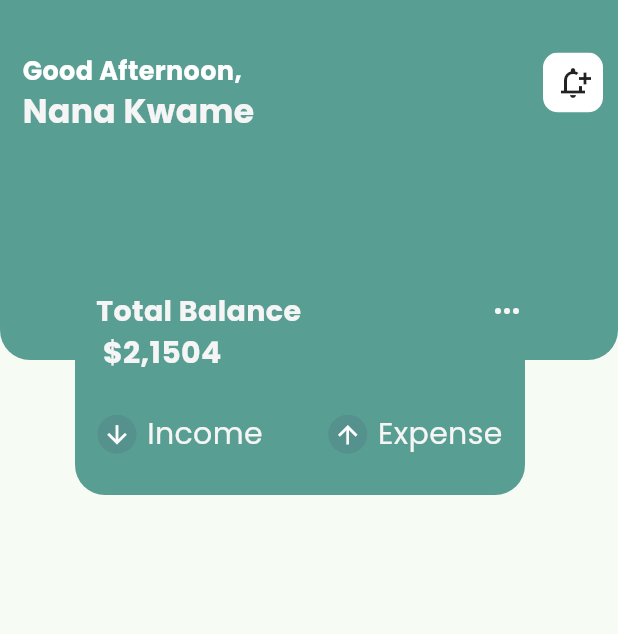
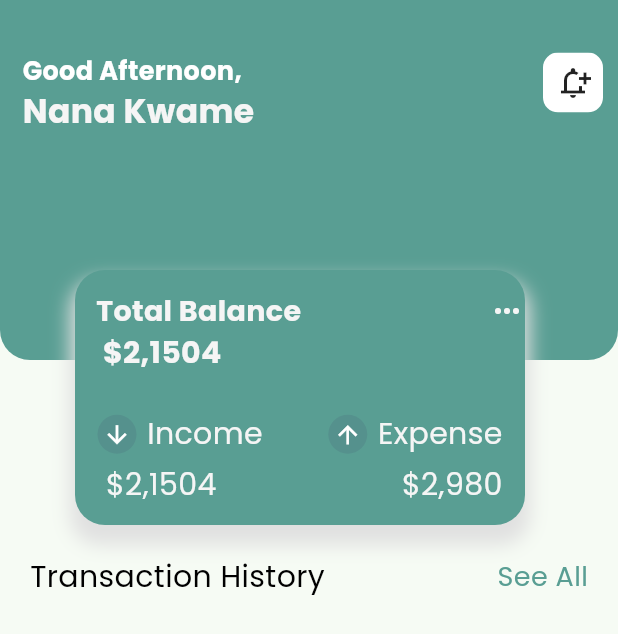
Before and after one commit to Ikwame91/financeAppWithFlutter, a Flutter app: the screen it shows after launch, on a phone screen of 412 x 824 dp. Shown: the top 634 px of the screen. Run offline on Flutter 3.47's test engine with Material 3 defaults, Android fonts, the phone set to English and light mode, and no system bars; our stand-ins replace google_fonts.

Commit message:
built card

```diff
--- a/lib/screens/home.dart
+++ b/lib/screens/home.dart
@@ -9,7 +9,52 @@ class Home extends StatelessWidget {
   Widget build(BuildContext context) {
     return Scaffold(
       body: SafeArea(
-        child: Stack(children: [
+        child: CustomScrollView(
+          slivers: [
+            SliverToBoxAdapter(
+              child: SizedBox(
+                height: 350,
+                child: _head(),
+              ),
+            ),
+            SliverToBoxAdapter(
+              child: Padding(
+                padding:
+                    const EdgeInsets.symmetric(horizontal: 20.0, vertical: 20),
+                child: Row(
+                  mainAxisAlignment: MainAxisAlignment.spaceBetween,
+                  children: [
+                    ModifiedText(
+                      text: "Transaction History",
+                      color: AppColors.black,
+                      fontSize: 20,
+                    ),
+                    ModifiedText(
+                      text: "See All",
+                      color: AppColors.bgColor,
+                      fontSize: 18,
+                    ),
+                  ],
+                ),
+              ),
+            ),
+            SliverList(
+              delegate: SliverChildBuilderDelegate(
+                (context, index) => ListTile(
+                  leading: ClipRRect(
+                    borderRadius: BorderRadius.circular(10),
+                  ),
+                ),
+              ),
+            ),
+          ],
+        ),
+      ),
+    );
+  }
+
+  Widget _head() {
+    return Stack(children: [
       Column(
         children: [
           Container(
@@ -64,13 +109,22 @@ class Home extends StatelessWidget {
           left: 50,
           top: 180,
           child: Container(
-                height: 150,
+            height: 170,
             width: 300,
             decoration: BoxDecoration(
               color: AppColors.bgColor,
               borderRadius: BorderRadius.circular(20),
+              boxShadow: [
+                BoxShadow(
+                  color: Colors.grey.shade300,
+                  blurRadius: 10,
+                  offset: const Offset(0, 10),
+                  spreadRadius: 3,
+                )
+              ],
             ),
-                child: Column(children: [
+            child: Column(
+              children: [
                 Padding(
                   padding: const EdgeInsets.only(left: 14.0, top: 14),
                   child: Row(
@@ -110,8 +164,7 @@ class Home extends StatelessWidget {
                         children: [
                           const CircleAvatar(
                             radius: 13,
-                              backgroundColor:
-                                  Color.fromARGB(255, 85, 145, 141),
+                            backgroundColor: Color.fromARGB(255, 85, 145, 141),
                             child: Icon(
                               Icons.arrow_downward,
                               color: Colors.white,
@@ -130,8 +183,7 @@ class Home extends StatelessWidget {
                         children: [
                           const CircleAvatar(
                             radius: 13,
-                              backgroundColor:
-                                  Color.fromARGB(255, 85, 145, 141),
+                            backgroundColor: Color.fromARGB(255, 85, 145, 141),
                             child: Icon(
                               Icons.arrow_upward,
                               color: Colors.white,
@@ -148,11 +200,29 @@ class Home extends StatelessWidget {
                       ),
                     ],
                   ),
+                ),
+                Padding(
+                  padding:
+                      const EdgeInsets.symmetric(horizontal: 15, vertical: 5),
+                  child: Row(
+                    mainAxisAlignment: MainAxisAlignment.spaceBetween,
+                    children: [
+                      ModifiedText(
+                        text: " \$2,1504",
+                        fontSize: 20,
+                        color: AppColors.lightWhite,
+                      ),
+                      ModifiedText(
+                        text: " \$2,980",
+                        fontSize: 20,
+                        color: AppColors.lightWhite,
                       )
-                ]),
+                    ],
+                  ),
+                )
+              ],
+            ),
           ))
-        ]),
-      ),
-    );
+    ]);
   }
 }
```
Also changed, not shown: assets/Transfer.png (added), assets/nip.png (added). Lines whose indentation alone changed are shown as unchanged.
